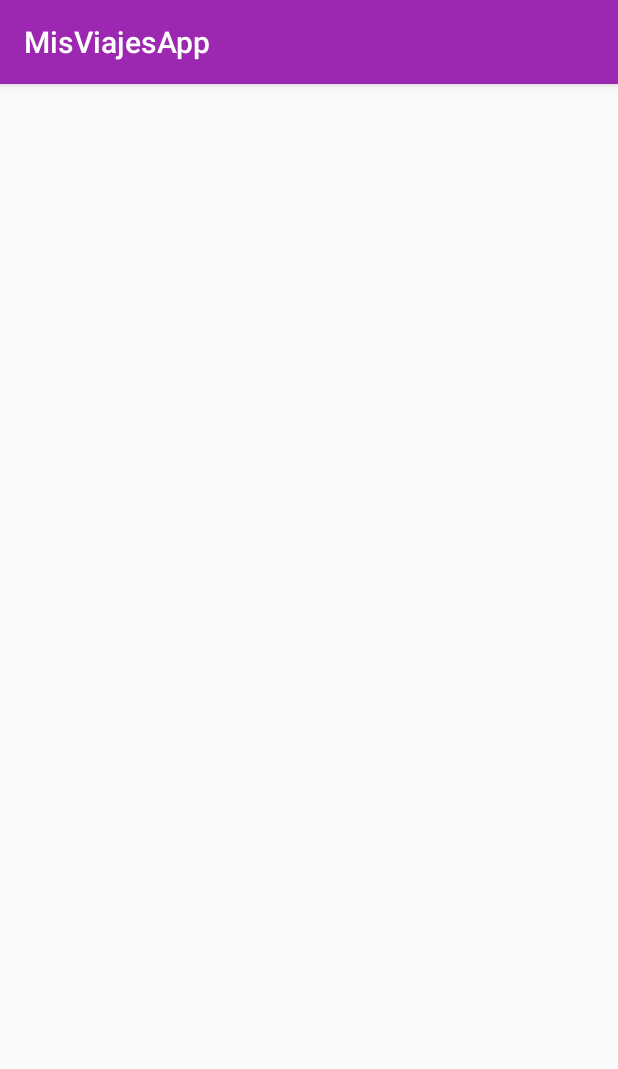
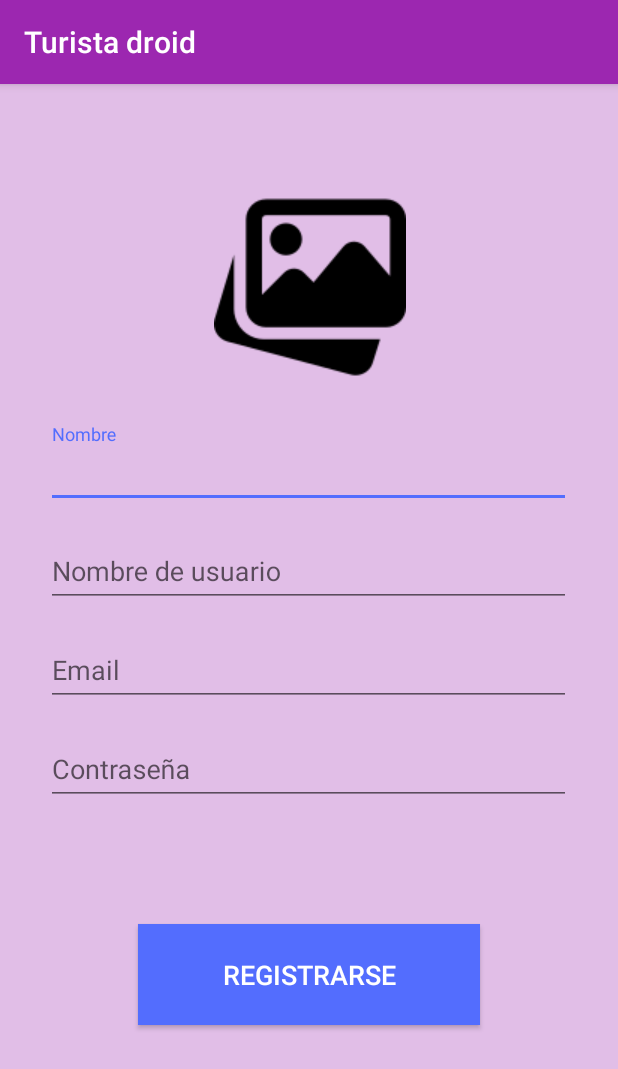
Before and after one commit to AfanaVG/MisViajesApp, an Android app: the RegistroActivity screen opened directly, with no data from a screen before it, on a phone screen of 412 x 824 dp. Shown: the top 1069 px of the screen. Run offline under Robolectric (Android 15) with nearby library versions, the phone set to English and light mode, and no system bars.

Commit message:
Diseño registrarse modificado

```diff
--- a/app/src/main/AndroidManifest.xml
+++ b/app/src/main/AndroidManifest.xml
@@ -30,7 +30,8 @@
             android:name="com.google.android.geo.API_KEY"
             android:value="@string/google_maps_key" />
 
-        <activity android:name=".InicioActivity">
+        <activity android:name=".InicioActivity"
+            android:label="@string/login_title">
 
         </activity>
 
--- a/app/src/main/res/layout/activity_registro.xml
+++ b/app/src/main/res/layout/activity_registro.xml
@@ -4,6 +4,101 @@
     xmlns:tools="http://schemas.android.com/tools"
     android:layout_width="match_parent"
     android:layout_height="match_parent"
+    android:background="@color/primary_light"
     tools:context=".RegistroActivity">
 
+    <ImageButton
+        android:id="@+id/reg_imgbtn_img"
+        android:layout_width="211dp"
+        android:layout_height="163dp"
+        android:layout_marginStart="16dp"
+        android:layout_marginTop="53dp"
+        android:layout_marginEnd="16dp"
+        android:background="@color/primary_light"
+        app:layout_constraintEnd_toEndOf="parent"
+        app:layout_constraintStart_toStartOf="parent"
+        app:layout_constraintTop_toTopOf="parent"
+        app:srcCompat="@drawable/imagen" />
+
+    <LinearLayout
+        android:id="@+id/linearLayout"
+        android:layout_width="411dp"
+        android:layout_height="291dp"
+        android:layout_marginStart="16dp"
+        android:layout_marginTop="10dp"
+        android:layout_marginEnd="16dp"
+        android:orientation="vertical"
+        app:layout_constraintEnd_toEndOf="parent"
+        app:layout_constraintStart_toStartOf="parent"
+        app:layout_constraintTop_toBottomOf="@+id/reg_imgbtn_img">
+
+        <com.google.android.material.textfield.TextInputLayout
+            android:id="@+id/regis_txtil_nombre"
+            android:layout_width="350dp"
+            android:layout_height="wrap_content"
+            android:layout_marginStart="30dp"
+            android:layout_marginBottom="10dp"
+            android:hint="@string/nombre">
+
+            <com.google.android.material.textfield.TextInputEditText
+                android:id="@+id/regis_edittxt_nombre"
+                android:layout_width="match_parent"
+                android:layout_height="wrap_content" />
+        </com.google.android.material.textfield.TextInputLayout>
+
+        <com.google.android.material.textfield.TextInputLayout
+            android:id="@+id/regis_txtil_user_name"
+            android:layout_width="350dp"
+            android:layout_height="wrap_content"
+            android:layout_marginStart="30dp"
+            android:layout_marginBottom="10dp"
+            android:hint="@string/user_nombre">
+
+            <com.google.android.material.textfield.TextInputEditText
+                android:id="@+id/regis_edittxt_user_name"
+                android:layout_width="match_parent"
+                android:layout_height="wrap_content" />
+        </com.google.android.material.textfield.TextInputLayout>
+
+        <com.google.android.material.textfield.TextInputLayout
+            android:id="@+id/regis_txtil_email"
+            android:layout_width="350dp"
+            android:layout_height="wrap_content"
+            android:layout_marginStart="30dp"
+            android:layout_marginBottom="10dp"
+            android:hint="@string/email">
+
+            <com.google.android.material.textfield.TextInputEditText
+                android:id="@+id/regis_edittxt_email"
+                android:layout_width="match_parent"
+                android:layout_height="wrap_content" />
+        </com.google.android.material.textfield.TextInputLayout>
+
+        <com.google.android.material.textfield.TextInputLayout
+            android:id="@+id/regis_txtil_pwd"
+            android:layout_width="350dp"
+            android:layout_height="wrap_content"
+            android:layout_marginStart="30dp"
+            android:layout_marginBottom="10dp"
+            android:hint="@string/pass">
+
+            <com.google.android.material.textfield.TextInputEditText
+                android:id="@+id/regis_edittxt_pwd"
+                android:layout_width="match_parent"
+                android:layout_height="wrap_content" />
+        </com.google.android.material.textfield.TextInputLayout>
+    </LinearLayout>
+
+    <Button
+        android:id="@+id/regis_btn_registrarse"
+        android:layout_width="228dp"
+        android:layout_height="67dp"
+        android:layout_marginTop="42dp"
+        android:background="@color/colorAccent"
+        android:text="@string/registrarse"
+        android:textColor="@color/icons"
+        android:textSize="18sp"
+        app:layout_constraintEnd_toEndOf="parent"
+        app:layout_constraintStart_toStartOf="parent"
+        app:layout_constraintTop_toBottomOf="@+id/linearLayout" />
 </androidx.constraintlayout.widget.ConstraintLayout>
--- a/app/src/main/res/values/strings.xml
+++ b/app/src/main/res/values/strings.xml
@@ -1,5 +1,7 @@
 <resources>
-    <string name="app_name">MisViajesApp</string>
+    <string name="app_name">Turista droid</string>
+    <string name="login_title">Login</string>
+
     <string name="title_activity_maps">Map</string>
     <string name="email">Email</string>
     <string name="pass">Contraseña</string>
@@ -8,4 +10,8 @@
     <string name="registre_aqui">Registrarse aquí</string>
     <string name="error_email"></string>
     <string name="error_pass"></string>
+
+    <string name="nombre">Nombre</string>
+    <string name="user_nombre">Nombre de usuario</string>
+    <string name="registrarse">Registrarse</string>
 </resources>
```
Also changed, not shown: app/src/main/java/com/example/misviajesapp/model/ControllerUsuario.kt (added, +30 -0 lines), app/src/main/java/com/example/misviajesapp/model/Usuario.kt (+10 -2 lines), app/src/main/res/layout/activity_inicio.xml (+63 -58 lines), app/src/main/res/drawable/imagen.png (added).
